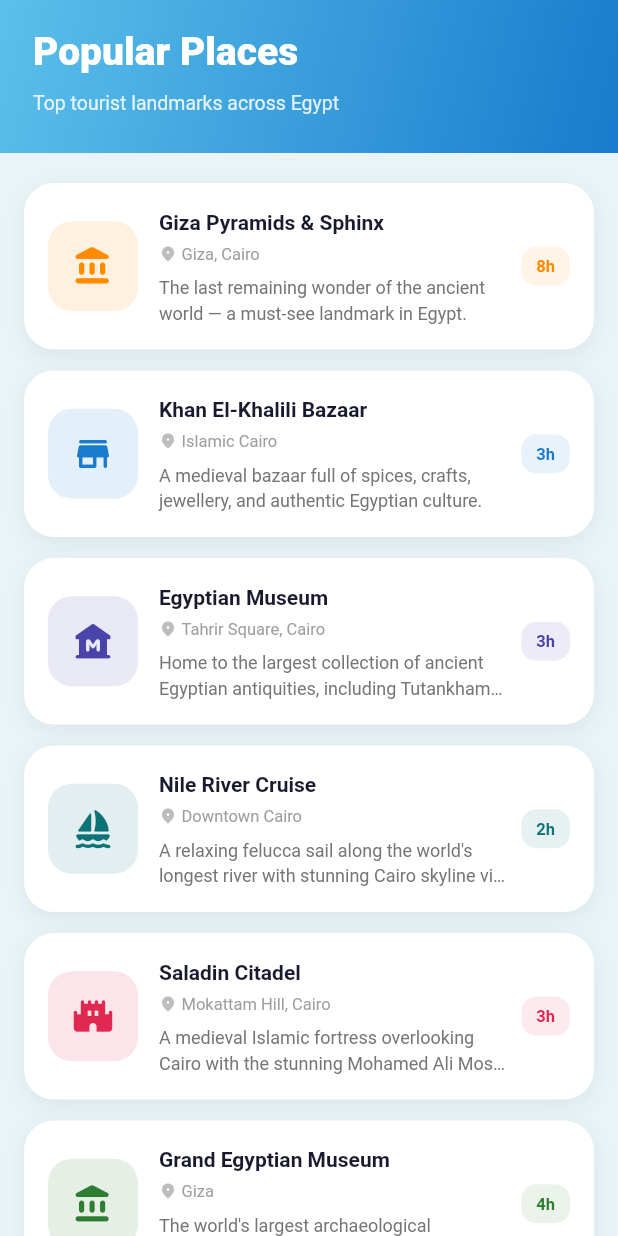
After one commit to omar-hossam0/app_transport, a Flutter app: the PlacesPage screen opened directly, on a phone screen of 412 x 824 dp. The commit adds this screen. Run offline on Flutter 3.47's test engine with Material 3 defaults, Android fonts, the phone set to English and light mode, and no system bars; our stand-ins replace firebase_core, firebase_database, flutter_svg, google_fonts, shared_preferences; accounts and stored records are empty; network calls fail.

Commit message:
feat: integrate Gemini AI chatbot and add services and places pages for enhanced user experience

```diff
--- /dev/null
+++ b/app_transport/lib/config.example.dart
@@ -0,0 +1,3 @@
+// Copy this file to config.dart and fill in your API keys.
+// config.dart is gitignored — never commit your real keys!
+const kGroqApiKey = 'YOUR_GROQ_API_KEY_HERE';
--- /dev/null
+++ b/app_transport/lib/pages/places_page.dart
@@ -0,0 +1,178 @@
+import 'package:flutter/material.dart';
+import 'auth_widgets.dart';
+
+class PlacesPage extends StatelessWidget {
+  const PlacesPage({super.key});
+
+  static const _places = [
+    (
+      'Giza Pyramids & Sphinx',
+      'Giza, Cairo',
+      'The last remaining wonder of the ancient world — a must-see landmark in Egypt.',
+      Icons.account_balance_rounded,
+      Color(0xFFFF8C00),
+      '8h',
+    ),
+    (
+      'Khan El-Khalili Bazaar',
+      'Islamic Cairo',
+      'A medieval bazaar full of spices, crafts, jewellery, and authentic Egyptian culture.',
+      Icons.store_rounded,
+      Color(0xFF187BCD),
+      '3h',
+    ),
+    (
+      'Egyptian Museum',
+      'Tahrir Square, Cairo',
+      'Home to the largest collection of ancient Egyptian antiquities, including Tutankhamun\'s treasures.',
+      Icons.museum_rounded,
+      Color(0xFF4A44AA),
+      '3h',
+    ),
+    (
+      'Nile River Cruise',
+      'Downtown Cairo',
+      'A relaxing felucca sail along the world\'s longest river with stunning Cairo skyline views.',
+      Icons.sailing_rounded,
+      Color(0xFF0D7377),
+      '2h',
+    ),
+    (
+      'Saladin Citadel',
+      'Mokattam Hill, Cairo',
+      'A medieval Islamic fortress overlooking Cairo with the stunning Mohamed Ali Mosque inside.',
+      Icons.castle_rounded,
+      Color(0xFFE02850),
+      '3h',
+    ),
+    (
+      'Grand Egyptian Museum',
+      'Giza',
+      'The world\'s largest archaeological museum, home to over 100,000 ancient Egyptian artifacts.',
+      Icons.account_balance_rounded,
+      Color(0xFF2E7D32),
+      '4h',
+    ),
+    (
+      'Memphis & Saqqara',
+      'South of Cairo',
+      'Ancient capital of Egypt with the Step Pyramid — one of the earliest stone structures ever built.',
+      Icons.landscape_rounded,
+      Color(0xFF6A1B9A),
+      '4h',
+    ),
+    (
+      'Cairo Tower',
+      'Gezira Island, Cairo',
+      'A 187-metre concrete tower offering a panoramic 360° view of Cairo and the Nile.',
+      Icons.cell_tower_rounded,
+      Color(0xFF00838F),
+      '1h',
+    ),
+  ];
+
+  @override
+  Widget build(BuildContext context) {
+    final topPad = MediaQuery.of(context).padding.top;
+    return Scaffold(
+      backgroundColor: const Color(0xFFE8F4F8),
+      body: CustomScrollView(
+        physics: const BouncingScrollPhysics(),
+        slivers: [
+          SliverToBoxAdapter(
+            child: Container(
+              padding: EdgeInsets.fromLTRB(22, topPad + 16, 22, 24),
+              decoration: const BoxDecoration(
+                gradient: LinearGradient(
+                  colors: [Color(0xFF5BC0EB), Color(0xFF187BCD)],
+                  begin: Alignment.topLeft,
+                  end: Alignment.bottomRight,
+                ),
+              ),
+              child: Column(
+                crossAxisAlignment: CrossAxisAlignment.start,
+                children: [
+                  Text('Popular Places', style: roboto(fontSize: 26, fontWeight: FontWeight.w800, color: Colors.white)),
+                  const SizedBox(height: 6),
+                  Text('Top tourist landmarks across Egypt', style: roboto(fontSize: 13, color: Colors.white.withValues(alpha: 0.85))),
+                ],
+              ),
+            ),
+          ),
+          SliverPadding(
+            padding: const EdgeInsets.fromLTRB(16, 20, 16, 100),
+            sliver: SliverList(
+              delegate: SliverChildBuilderDelegate(
+                (ctx, i) {
+                  final p = _places[i];
+                  return Container(
+                    margin: const EdgeInsets.only(bottom: 14),
+                    decoration: BoxDecoration(
+                      color: Colors.white,
+                      borderRadius: BorderRadius.circular(20),
+                      boxShadow: [
+                        BoxShadow(
+                          color: Colors.black.withValues(alpha: 0.06),
+                          blurRadius: 12,
+                          offset: const Offset(0, 4),
+                        ),
+                      ],
+                    ),
+                    padding: const EdgeInsets.all(16),
+                    child: Row(
+                      children: [
+                        Container(
+                          width: 60,
+                          height: 60,
+                          decoration: BoxDecoration(
+                            color: p.$5.withValues(alpha: 0.12),
+                            borderRadius: BorderRadius.circular(16),
+                          ),
+                          child: Icon(p.$4, color: p.$5, size: 28),
+                        ),
+                        const SizedBox(width: 14),
+                        Expanded(
+                          child: Column(
+                            crossAxisAlignment: CrossAxisAlignment.start,
+                            children: [
+                              Text(p.$1, style: roboto(fontSize: 14, fontWeight: FontWeight.w700)),
+                              const SizedBox(height: 3),
+                              Row(
+                                children: [
+                                  Icon(Icons.place_rounded, size: 12, color: Colors.grey.shade400),
+                                  const SizedBox(width: 3),
+                                  Text(p.$2, style: roboto(fontSize: 11, color: Colors.grey.shade500)),
+                                ],
+                              ),
+                              const SizedBox(height: 6),
+                              Text(p.$3, maxLines: 2, overflow: TextOverflow.ellipsis,
+                                  style: roboto(fontSize: 12, color: Colors.grey.shade600, height: 1.4)),
+                            ],
+                          ),
+                        ),
+                        const SizedBox(width: 10),
+                        Column(
+                          children: [
+                            Container(
+                              padding: const EdgeInsets.symmetric(horizontal: 10, vertical: 5),
+                              decoration: BoxDecoration(
+                                color: p.$5.withValues(alpha: 0.10),
+                                borderRadius: BorderRadius.circular(10),
+                              ),
+                              child: Text(p.$6, style: roboto(fontSize: 11, fontWeight: FontWeight.w700, color: p.$5)),
+                            ),
+                          ],
+                        ),
+                      ],
+                    ),
+                  );
+                },
+                childCount: _places.length,
+              ),
+            ),
+          ),
+        ],
+      ),
+    );
+  }
+}
--- a/app_transport/pubspec.yaml
+++ b/app_transport/pubspec.yaml
@@ -47,6 +47,8 @@ dependencies:
   crypto: ^3.0.3 # Password hashing (SHA-256)
   shared_preferences: ^2.3.2 # Persist login session locally
   uuid: ^4.5.1 # Generate unique user IDs
+  google_generative_ai: ^0.4.6 # Gemini AI chatbot
+  http: ^1.2.2 # HTTP client for Groq API
 
 dev_dependencies:
   flutter_test:
```
Also changed, not shown: app_transport/lib/pages/chatbot_page.dart (+100 -21 lines), app_transport/lib/pages/home_page.dart (+52 -27 lines), app_transport/lib/pages/services_page.dart (added, +100 -0 lines), app_transport/pubspec.lock, 1 other file.
